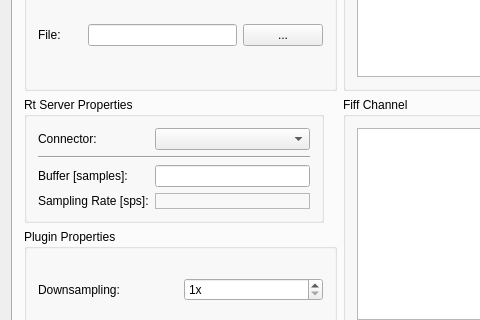
mne-tools/mne-cpp, file mne_x/plugins/rtserver/FormFiles/rtserversetup.ui: the form before one commit; both pictures show x 0 to 480 and y 234 to 554 of the 765 by 640 pixel window.
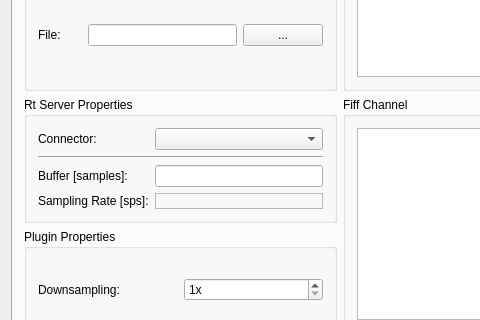
The form after the commit.

Commit message: layout adjustment

```diff
--- a/mne_x/plugins/rtserver/FormFiles/rtserversetup.ui
+++ b/mne_x/plugins/rtserver/FormFiles/rtserversetup.ui
@@ -98,12 +98,6 @@
          </item>
          <item row="3" column="0">
           <widget class="QGroupBox" name="m_qGroupBox_RtServerProperties">
-           <property name="maximumSize">
-            <size>
-             <width>300</width>
-             <height>16777215</height>
-            </size>
-           </property>
            <property name="title">
             <string>Rt Server Properties</string>
            </property>
```
